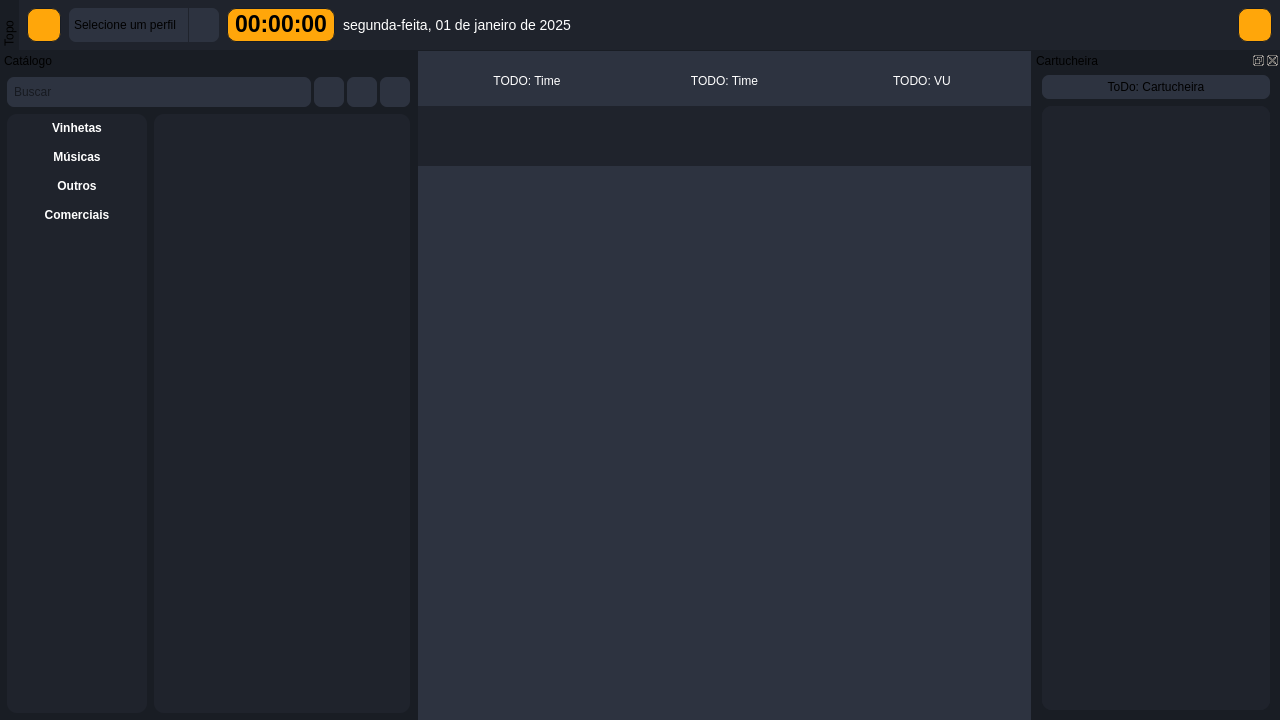
BrunoCardosoFS/NaxiStudioFlow, file src/ui/Flow.ui: the form before one commit.
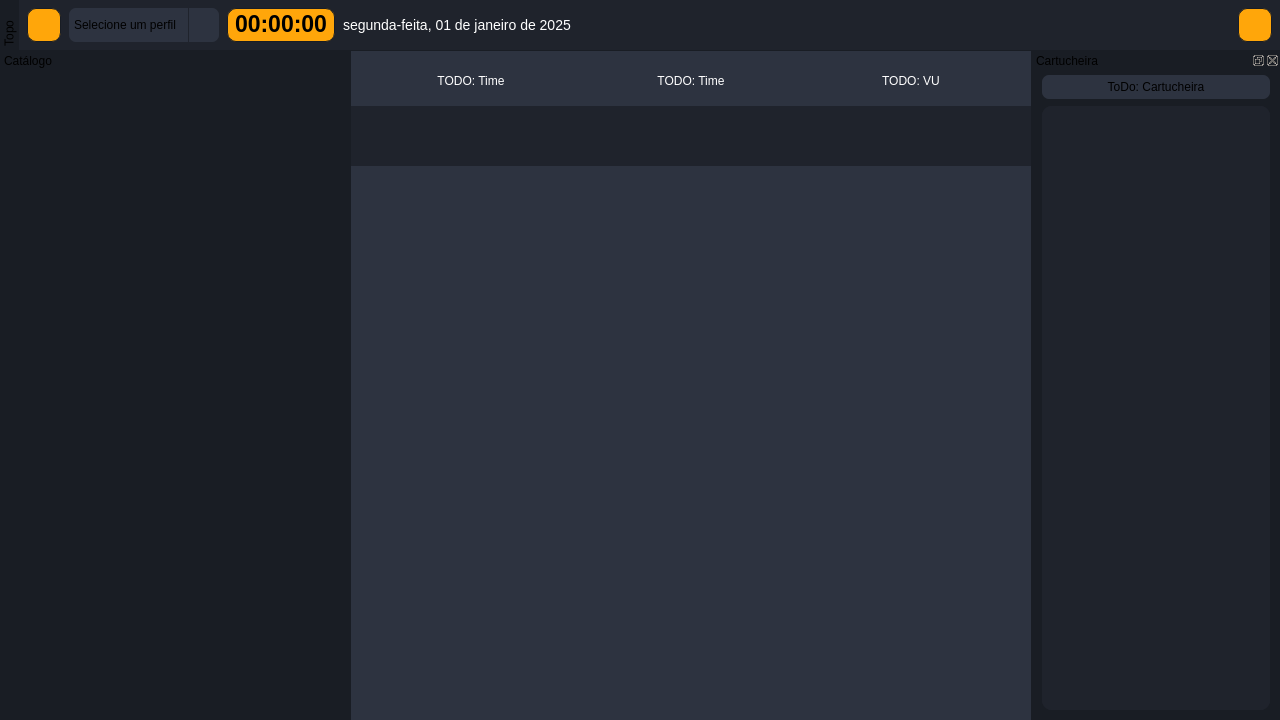
The form after the commit. Icons and pictures are not drawn.

Commit message:
feat(ui): extract CatalogWidget and implement FolderItemDelegate
- Create standalone CatalogWidget with search bar, folder view, and file view

- Implement FolderItemDelegate for categorized folder rendering with cached icons

- Update CatalogItemDelegate with loading message display support

- Embed CatalogWidget into Flow window and clean up legacy dock widgets

- Update widgets CMakeLists.txt with new UI components

```diff
--- a/src/ui/Flow.ui
+++ b/src/ui/Flow.ui
@@ -208,7 +208,7 @@
 	border-radius: 10px;
 }
 
-#FilesListView{
+#FilesListView, #FoldersListView{
 	background-color: #1F232C;
 	border: none;
 	border-radius: 10px;
@@ -216,7 +216,7 @@
 	outline: none;
 }
 
-#FilesListView::item{
+#FilesListView::item, #FoldersListView::item{
 	border: none;
 	padding: 0px;
 }
@@ -721,424 +721,20 @@
    <widget class="QWidget" name="DocCatalogWidget">
     <layout class="QVBoxLayout" name="verticalLayout_2">
      <property name="spacing">
-      <number>7</number>
+      <number>0</number>
      </property>
      <property name="leftMargin">
-      <number>7</number>
+      <number>0</number>
      </property>
      <property name="topMargin">
-      <number>7</number>
+      <number>0</number>
      </property>
      <property name="rightMargin">
-      <number>7</number>
+      <number>0</number>
      </property>
      <property name="bottomMargin">
-      <number>7</number>
+      <number>0</number>
      </property>
-     <item>
-      <widget class="QWidget" name="SearchArea" native="true">
-       <property name="sizePolicy">
-        <sizepolicy hsizetype="Expanding" vsizetype="Fixed">
-         <horstretch>0</horstretch>
-         <verstretch>0</verstretch>
-        </sizepolicy>
-       </property>
-       <layout class="QHBoxLayout" name="horizontalLayout_5">
-        <property name="spacing">
-         <number>3</number>
-        </property>
-        <property name="leftMargin">
-         <number>0</number>
-        </property>
-        <property name="topMargin">
-         <number>0</number>
-        </property>
-        <property name="rightMargin">
-         <number>0</number>
-        </property>
-        <property name="bottomMargin">
-         <number>0</number>
-        </property>
-        <item>
-         <widget class="QLineEdit" name="SearchLine">
-          <property name="minimumSize">
-           <size>
-            <width>0</width>
-            <height>30</height>
-           </size>
-          </property>
-          <property name="maximumSize">
-           <size>
-            <width>16777215</width>
-            <height>30</height>
-           </size>
-          </property>
-          <property name="placeholderText">
-           <string>Buscar</string>
-          </property>
-         </widget>
-        </item>
-        <item>
-         <widget class="QPushButton" name="SearchClean">
-          <property name="sizePolicy">
-           <sizepolicy hsizetype="Fixed" vsizetype="Fixed">
-            <horstretch>0</horstretch>
-            <verstretch>0</verstretch>
-           </sizepolicy>
-          </property>
-          <property name="minimumSize">
-           <size>
-            <width>30</width>
-            <height>30</height>
-           </size>
-          </property>
-          <property name="maximumSize">
-           <size>
-            <width>30</width>
-            <height>30</height>
-           </size>
-          </property>
-          <property name="cursor">
-           <cursorShape>PointingHandCursor</cursorShape>
-          </property>
-          <property name="text">
-           <string/>
-          </property>
-          <property name="icon">
-           <iconset resource="../resources/app.qrc">
-            <normaloff>:/images/icons/close-white.svg</normaloff>:/images/icons/close-white.svg</iconset>
-          </property>
-         </widget>
-        </item>
-        <item>
-         <widget class="QPushButton" name="SearchLocal">
-          <property name="sizePolicy">
-           <sizepolicy hsizetype="Fixed" vsizetype="Fixed">
-            <horstretch>0</horstretch>
-            <verstretch>0</verstretch>
-           </sizepolicy>
-          </property>
-          <property name="minimumSize">
-           <size>
-            <width>30</width>
-            <height>30</height>
-           </size>
-          </property>
-          <property name="maximumSize">
-           <size>
-            <width>30</width>
-            <height>30</height>
-           </size>
-          </property>
-          <property name="cursor">
-           <cursorShape>PointingHandCursor</cursorShape>
-          </property>
-          <property name="toolTip">
-           <string>Busca Local (pasta atual)</string>
-          </property>
-          <property name="text">
-           <string/>
-          </property>
-          <property name="icon">
-           <iconset resource="../resources/app.qrc">
-            <normaloff>:/images/icons/search.svg</normaloff>:/images/icons/search.svg</iconset>
-          </property>
-         </widget>
-        </item>
-        <item>
-         <widget class="QPushButton" name="SearchGlobal">
-          <property name="sizePolicy">
-           <sizepolicy hsizetype="Fixed" vsizetype="Fixed">
-            <horstretch>0</horstretch>
-            <verstretch>0</verstretch>
-           </sizepolicy>
-          </property>
-          <property name="minimumSize">
-           <size>
-            <width>30</width>
-            <height>30</height>
-           </size>
-          </property>
-          <property name="maximumSize">
-           <size>
-            <width>30</width>
-            <height>30</height>
-           </size>
-          </property>
-          <property name="cursor">
-           <cursorShape>PointingHandCursor</cursorShape>
-          </property>
-          <property name="toolTip">
-           <string>Busca Global (todas as pastas)</string>
-          </property>
-          <property name="text">
-           <string/>
-          </property>
-          <property name="icon">
-           <iconset resource="../resources/app.qrc">
-            <normaloff>:/images/icons/search.svg</normaloff>:/images/icons/search.svg</iconset>
-          </property>
-         </widget>
-        </item>
-       </layout>
-      </widget>
-     </item>
-     <item>
-      <widget class="QWidget" name="FilesArea" native="true">
-       <layout class="QHBoxLayout" name="horizontalLayout_6">
-        <property name="spacing">
-         <number>7</number>
-        </property>
-        <property name="leftMargin">
-         <number>0</number>
-        </property>
-        <property name="topMargin">
-         <number>0</number>
-        </property>
-        <property name="rightMargin">
-         <number>0</number>
-        </property>
-        <property name="bottomMargin">
-         <number>0</number>
-        </property>
-        <item>
-         <widget class="QScrollArea" name="FoldersListScroll">
-          <property name="sizePolicy">
-           <sizepolicy hsizetype="Fixed" vsizetype="Expanding">
-            <horstretch>0</horstretch>
-            <verstretch>0</verstretch>
-           </sizepolicy>
-          </property>
-          <property name="minimumSize">
-           <size>
-            <width>140</width>
-            <height>0</height>
-           </size>
-          </property>
-          <property name="maximumSize">
-           <size>
-            <width>140</width>
-            <height>16777215</height>
-           </size>
-          </property>
-          <property name="verticalScrollBarPolicy">
-           <enum>Qt::ScrollBarPolicy::ScrollBarAsNeeded</enum>
-          </property>
-          <property name="horizontalScrollBarPolicy">
-           <enum>Qt::ScrollBarPolicy::ScrollBarAlwaysOff</enum>
-          </property>
-          <property name="widgetResizable">
-           <bool>true</bool>
-          </property>
-          <property name="alignment">
-           <set>Qt::AlignmentFlag::AlignCenter</set>
-          </property>
-          <widget class="QWidget" name="FoldersListContent">
-           <property name="geometry">
-            <rect>
-             <x>5</x>
-             <y>0</y>
-             <width>130</width>
-             <height>594</height>
-            </rect>
-           </property>
-           <property name="sizePolicy">
-            <sizepolicy hsizetype="Preferred" vsizetype="Preferred">
-             <horstretch>0</horstretch>
-             <verstretch>0</verstretch>
-            </sizepolicy>
-           </property>
-           <property name="minimumSize">
-            <size>
-             <width>120</width>
-             <height>0</height>
-            </size>
-           </property>
-           <property name="maximumSize">
-            <size>
-             <width>130</width>
-             <height>16777215</height>
-            </size>
-           </property>
-           <layout class="QVBoxLayout" name="verticalLayout_8">
-            <property name="spacing">
-             <number>15</number>
-            </property>
-            <property name="leftMargin">
-             <number>7</number>
-            </property>
-            <property name="topMargin">
-             <number>7</number>
-            </property>
-            <property name="rightMargin">
-             <number>7</number>
-            </property>
-            <property name="bottomMargin">
-             <number>7</number>
-            </property>
-            <item>
-             <widget class="QWidget" name="JinglesFolders" native="true">
-              <layout class="QVBoxLayout" name="verticalLayout_10">
-               <property name="spacing">
-                <number>5</number>
-               </property>
-               <property name="leftMargin">
-                <number>0</number>
-               </property>
-               <property name="topMargin">
-                <number>0</number>
-               </property>
-               <property name="rightMargin">
-                <number>0</number>
-               </property>
-               <property name="bottomMargin">
-                <number>0</number>
-               </property>
-               <item>
-                <widget class="QLabel" name="label_3">
-                 <property name="text">
-                  <string>Vinhetas</string>
-                 </property>
-                 <property name="alignment">
-                  <set>Qt::AlignmentFlag::AlignCenter</set>
-                 </property>
-                </widget>
-               </item>
-              </layout>
-             </widget>
-            </item>
-            <item>
-             <widget class="QWidget" name="MusicFolders" native="true">
-              <layout class="QVBoxLayout" name="verticalLayout_11">
-               <property name="spacing">
-                <number>5</number>
-               </property>
-               <property name="leftMargin">
-                <number>0</number>
-               </property>
-               <property name="topMargin">
-                <number>0</number>
-               </property>
-               <property name="rightMargin">
-                <number>0</number>
-               </property>
-               <property name="bottomMargin">
-                <number>0</number>
-               </property>
-               <item>
-                <widget class="QLabel" name="label_4">
-                 <property name="text">
-                  <string>Músicas</string>
-                 </property>
-                 <property name="alignment">
-                  <set>Qt::AlignmentFlag::AlignCenter</set>
-                 </property>
-                </widget>
-               </item>
-              </layout>
-             </widget>
-            </item>
-            <item>
-             <widget class="QWidget" name="OtherFolders" native="true">
-              <layout class="QVBoxLayout" name="verticalLayout_12">
-               <property name="spacing">
-                <number>5</number>
-               </property>
-               <property name="leftMargin">
-                <number>0</number>
-               </property>
-               <property name="topMargin">
-                <number>0</number>
-               </property>
-               <property name="rightMargin">
-                <number>0</number>
-               </property>
-               <property name="bottomMargin">
-                <number>0</number>
-               </property>
-               <item>
-                <widget class="QLabel" name="label_5">
-                 <property name="text">
-                  <string>Outros</string>
-                 </property>
-                 <property name="alignment">
-                  <set>Qt::AlignmentFlag::AlignCenter</set>
-                 </property>
-                </widget>
-               </item>
-              </layout>
-             </widget>
-            </item>
-            <item>
-             <widget class="QWidget" name="CommercialFolders" native="true">
-              <layout class="QVBoxLayout" name="verticalLayout_13">
-               <property name="spacing">
-                <number>5</number>
-               </property>
-               <property name="leftMargin">
-                <number>0</number>
-               </property>
-               <property name="topMargin">
-                <number>0</number>
-               </property>
-               <property name="rightMargin">
-                <number>0</number>
-               </property>
-               <property name="bottomMargin">
-                <number>0</number>
-               </property>
-               <item>
-                <widget class="QLabel" name="label_6">
-                 <property name="text">
-                  <string>Comerciais</string>
-                 </property>
-                 <property name="alignment">
-                  <set>Qt::AlignmentFlag::AlignCenter</set>
-                 </property>
-                </widget>
-               </item>
-              </layout>
-             </widget>
-            </item>
-            <item>
-             <spacer name="FoldersSpacer">
-              <property name="orientation">
-               <enum>Qt::Orientation::Vertical</enum>
-              </property>
-              <property name="sizeHint" stdset="0">
-               <size>
-                <width>20</width>
-                <height>40</height>
-               </size>
-              </property>
-             </spacer>
-            </item>
-           </layout>
-          </widget>
-         </widget>
-        </item>
-        <item>
-         <widget class="QListView" name="FilesListView">
-          <property name="verticalScrollBarPolicy">
-           <enum>Qt::ScrollBarPolicy::ScrollBarAsNeeded</enum>
-          </property>
-          <property name="horizontalScrollBarPolicy">
-           <enum>Qt::ScrollBarPolicy::ScrollBarAlwaysOff</enum>
-          </property>
-          <property name="dragEnabled">
-           <bool>true</bool>
-          </property>
-          <property name="dragDropMode">
-           <enum>QAbstractItemView::DragDropMode::DragOnly</enum>
-          </property>
-          <property name="selectionMode">
-           <enum>QAbstractItemView::SelectionMode::SingleSelection</enum>
-          </property>
-         </widget>
-        </item>
-       </layout>
-      </widget>
-     </item>
     </layout>
    </widget>
   </widget>
```
The commit also changes 10 other files.
